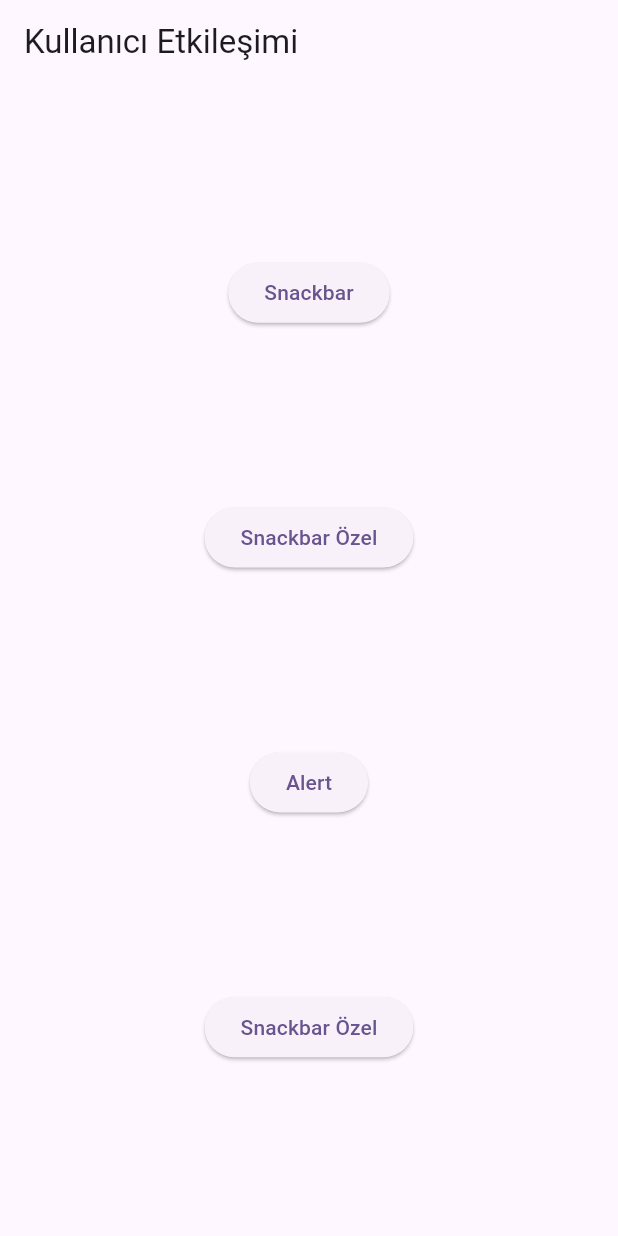
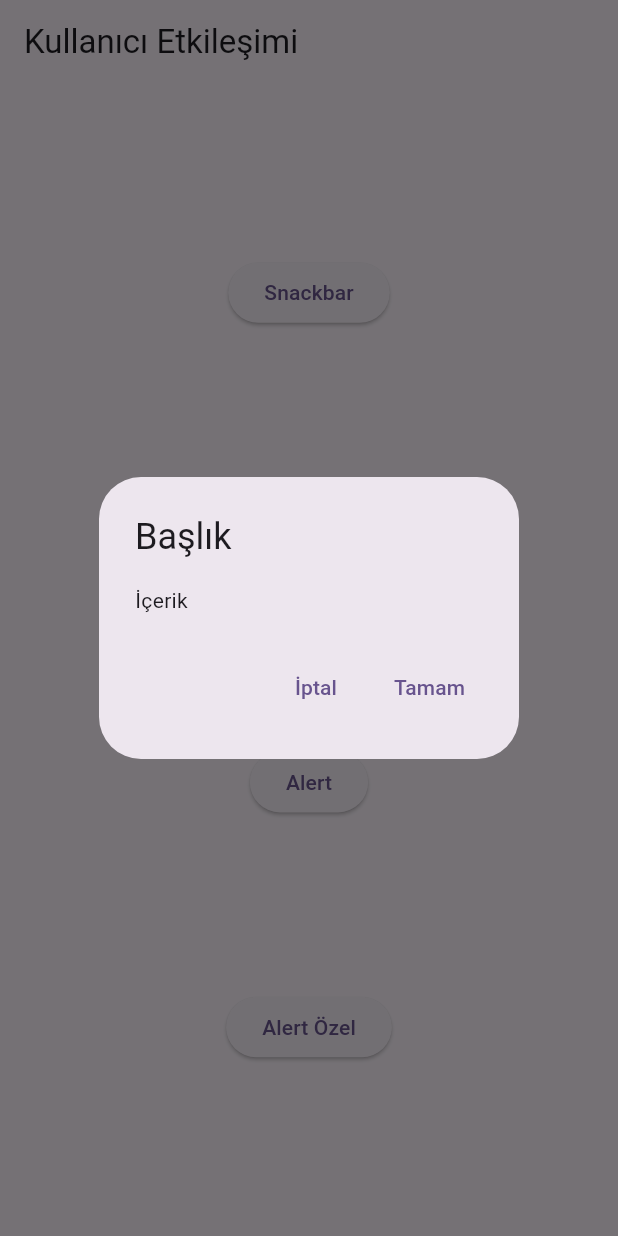
Before and after one commit to bberkint/flutter_bootcamp, a Flutter app: the screen it shows after launch, after a tap on "Alert", on a phone screen of 412 x 824 dp. Run offline on Flutter 3.47's test engine with Material 2 defaults, Android fonts, the phone set to English and light mode, and no system bars; generated files the repository leaves out were written again.

Commit message:
Day 6 Alert

```diff
--- a/calisma_yapisi/calisma_yapisi/lib/kullanici_etkilesimi/kullanici_etkilesimi_sayfa.dart
+++ b/calisma_yapisi/calisma_yapisi/lib/kullanici_etkilesimi/kullanici_etkilesimi_sayfa.dart
@@ -9,6 +9,8 @@ class KullaniciEtkilesimiSayfa extends StatefulWidget {
 }
 
 class _KullaniciEtkilesimiSayfaState extends State<KullaniciEtkilesimiSayfa> {
+  var tfControl = TextEditingController();
+
   @override
   Widget build(BuildContext context) {
     return Scaffold(
@@ -68,9 +70,71 @@ class _KullaniciEtkilesimiSayfaState extends State<KullaniciEtkilesimiSayfa> {
                   );
                 },
                 child: const Text("Snackbar Özel")),
-            ElevatedButton(onPressed: () {}, child: const Text("Alert")),
             ElevatedButton(
-                onPressed: () {}, child: const Text("Snackbar Özel")),
+                onPressed: () {
+                  showDialog(
+                    context: context,
+                    builder: (BuildContext context) {
+                      return AlertDialog(
+                        title: const Text("Başlık"),
+                        content: const Text("İçerik"),
+                        actions: [
+                          TextButton(
+                              onPressed: () {
+                                print("İptal edilde");
+                                Navigator.pop(context);
+                              },
+                              child: Text("İptal")),
+                          TextButton(
+                              onPressed: () {
+                                print("Onaylandı");
+                                Navigator.pop(context);
+                              },
+                              child: Text("Tamam")),
+                        ],
+                      );
+                    },
+                  );
+                },
+                child: const Text("Alert")),
+            ElevatedButton(
+                onPressed: () {
+                  showDialog(
+                    context: context,
+                    builder: (BuildContext context) {
+                      return AlertDialog(
+                        title: const Text("Kayıt İşlemi"),
+                        content: TextField(
+                          controller: tfControl,
+                          decoration: InputDecoration(hintText: "Veri"),
+                        ),
+                        backgroundColor: Colors.grey,
+                        actions: [
+                          TextButton(
+                              onPressed: () {
+                                print("İptal edilde");
+                                Navigator.pop(context);
+                              },
+                              child: Text(
+                                "İptal",
+                                style: TextStyle(color: Colors.black),
+                              )),
+                          TextButton(
+                              onPressed: () {
+                                print("Alınan Veri : ${tfControl.text}");
+                                Navigator.pop(context);
+                                tfControl.text = "";
+                              },
+                              child: Text(
+                                "Kaydet",
+                                style: TextStyle(color: Colors.black),
+                              )),
+                        ],
+                      );
+                    },
+                  );
+                },
+                child: const Text("Alert Özel")),
           ],
         ),
       ),
```
